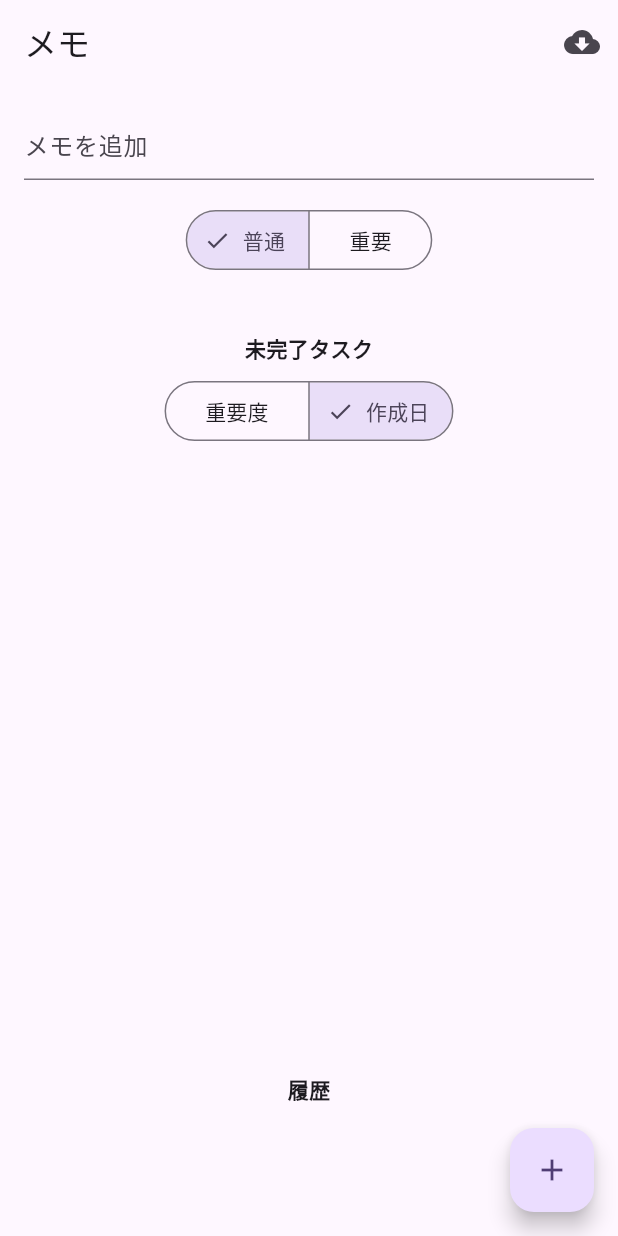
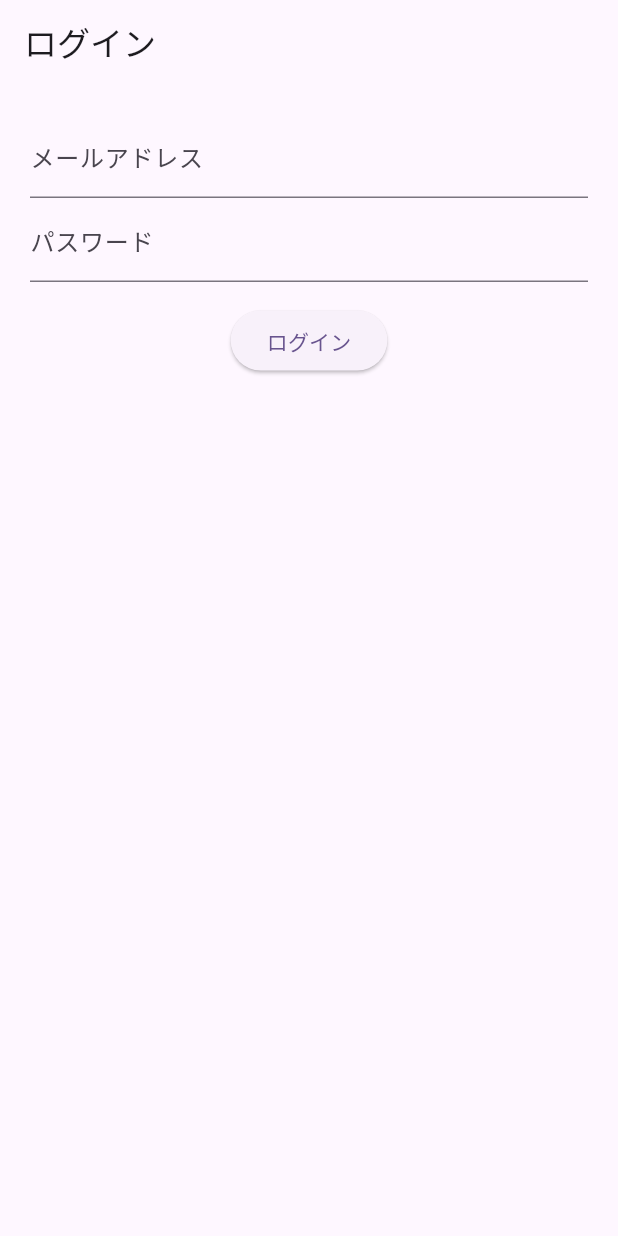
Before and after one commit to kon-yuuki/kaeta_sandbox, a Flutter app: the screen it shows after launch, on a phone screen of 412 x 824 dp. Run offline on Flutter 3.47's test engine with Material 3 defaults, Android fonts, the phone set to English and light mode, and no system bars; our stand-ins replace drift, flutter_riverpod, riverpod_annotation, supabase_flutter; missing offline and left inert: powersync; accounts and stored records are empty; generated files the repository leaves out were written again.

Commit message:
all done

```diff
--- /dev/null
+++ b/lib/features/todo/views/login_page.dart
@@ -0,0 +1,112 @@
+import 'package:flutter/material.dart';
+import 'package:supabase_flutter/supabase_flutter.dart';
+import '../../todo/views/todo_page.dart';
+
+class LoginPage extends StatefulWidget {
+  const LoginPage({super.key});
+
+  @override
+  State<LoginPage> createState() => _LoginPageState();
+}
+
+class _LoginPageState extends State<LoginPage> {
+  final _formKey = GlobalKey<FormState>();
+  final mailController = TextEditingController();
+  final passwordController = TextEditingController();
+  bool isLoading = false;
+
+  @override
+  void dispose() {
+    mailController.dispose();
+    passwordController.dispose();
+    super.dispose();
+  }
+
+  @override
+  Widget build(BuildContext context) {
+    return Scaffold(
+      appBar: AppBar(title: Text('ログイン')),
+      body: Form(
+        key: _formKey,
+        child: Padding(
+          padding: const EdgeInsets.all(20.0),
+          child: Column(
+            children: [
+              TextFormField(
+                decoration: const InputDecoration(labelText: 'メールアドレス'),
+                controller: mailController,
+                keyboardType: TextInputType.emailAddress,
+                validator: (value) {
+                  if (value == null || value.isEmpty) {
+                    return 'メールアドレスを入力してください';
+                  }
+                  final emailRegex = RegExp(
+                    r'^[\w-\.]+@([\w-]+\.)+[\w-]{2,4}$',
+                  );
+                  if (!emailRegex.hasMatch(value)) {
+                    return '正しいメールアドレスの形式で入力してください';
+                  }
+                  return null; // 問題なければnullを返す
+                },
+              ),
+              TextFormField(
+                decoration: const InputDecoration(labelText: 'パスワード'),
+                controller: passwordController,
+                obscureText: true,
+                validator: (value) {
+                  if (value == null || value.isEmpty) {
+                    return 'パスワードを入力してください';
+                  }
+                  return null; // 問題なければnullを返す
+                },
+              ),
+              const SizedBox(height: 15),
+              ElevatedButton(
+                onPressed: isLoading
+                    ? null
+                    : () async {
+                        if (!_formKey.currentState!.validate()) return;
+                        try {
+                          setState(() {
+                            isLoading = true;
+                          });
+                          await Supabase.instance.client.auth
+                              .signInWithPassword(
+                                password: passwordController.text,
+                                email: mailController.text,
+                              );
+
+                          print('ログイン成功');
+
+                          setState(() {
+                            isLoading = false;
+                          });
+
+                          if (mounted && _formKey.currentState!.validate()) {
+                            Navigator.of(context).pushReplacement(
+                              MaterialPageRoute(
+                                builder: (context) => const TodoPage(),
+                              ),
+                            );
+                          }
+                        } catch (e) {
+                          setState(() => isLoading = false);
+                          print('エラーが発生しました:$e');
+                        } finally {
+                          if (mounted) {
+                            setState(() => isLoading = false);
+                          }
+                        }
+                        ;
+                      },
+          child: isLoading
+                    ? CircularProgressIndicator()
+                    : const Text('ログイン'),
+              ),
+            ],
+          ),
+        ),
+      ),
+    );
+  }
+}
--- a/lib/main.dart
+++ b/lib/main.dart
@@ -2,6 +2,7 @@ import 'package:flutter/material.dart';
 import 'package:flutter_riverpod/flutter_riverpod.dart';
 import 'package:supabase_flutter/supabase_flutter.dart';
 import 'features/todo/views/todo_page.dart';
+import 'features/todo/views/login_page.dart';
 
 Future<void> main() async {
   // ① Flutterの初期化
@@ -10,17 +11,14 @@ Future<void> main() async {
   // ② Supabaseを初期化（手動同期ボタンのために残します）
   await Supabase.initialize(
     url: 'https://fkkvqxbzvysimylzedus.supabase.co',
-    anonKey: 'eyJhbGciOiJIUzI1NiIsInR5cCI6IkpXVCJ9.eyJpc3MiOiJzdXBhYmFzZSIsInJlZiI6ImZra3ZxeGJ6dnlzaW15bHplZHVzIiwicm9sZSI6ImFub24iLCJpYXQiOjE3NjcwODcxODQsImV4cCI6MjA4MjY2MzE4NH0.fuE1weK4CkWhy4OFJ-Nwiwimv435985WmtxB9o2dxpU',
+    anonKey:
+        'eyJhbGciOiJIUzI1NiIsInR5cCI6IkpXVCJ9.eyJpc3MiOiJzdXBhYmFzZSIsInJlZiI6ImZra3ZxeGJ6dnlzaW15bHplZHVzIiwicm9sZSI6ImFub24iLCJpYXQiOjE3NjcwODcxODQsImV4cCI6MjA4MjY2MzE4NH0.fuE1weK4CkWhy4OFJ-Nwiwimv435985WmtxB9o2dxpU',
   );
 
   // 💡 PowerSync の初期化、接続、Drift への注入はすべて不要になりました。
   // データベースの作成は todo_provider.dart 側で行われます。
 
-  runApp(
-    const ProviderScope(
-      child: MyApp(),
-    ),
-  );
+  runApp(const ProviderScope(child: MyApp()));
 }
 
 class MyApp extends StatelessWidget {
@@ -28,13 +26,24 @@ class MyApp extends StatelessWidget {
 
   @override
   Widget build(BuildContext context) {
+    final session = Supabase.instance.client.auth.currentSession;
     return MaterialApp(
       title: 'Kaeta!',
       theme: ThemeData(
         colorScheme: ColorScheme.fromSeed(seedColor: Colors.deepPurple),
         useMaterial3: true,
       ),
-      home: const TodoPage(),
+      home: StreamBuilder(
+        stream: Supabase.instance.client.auth.onAuthStateChange,
+        builder: (context, snapshot) {
+          final session = snapshot.data?.session;
+          if (session != null) {
+            return const TodoPage();
+          } else {
+            return const LoginPage();
+          }
+        },
+      ),
     );
   }
 }
```
Also changed, not shown: lib/features/todo/views/todo_page.dart (+17 -2 lines).
